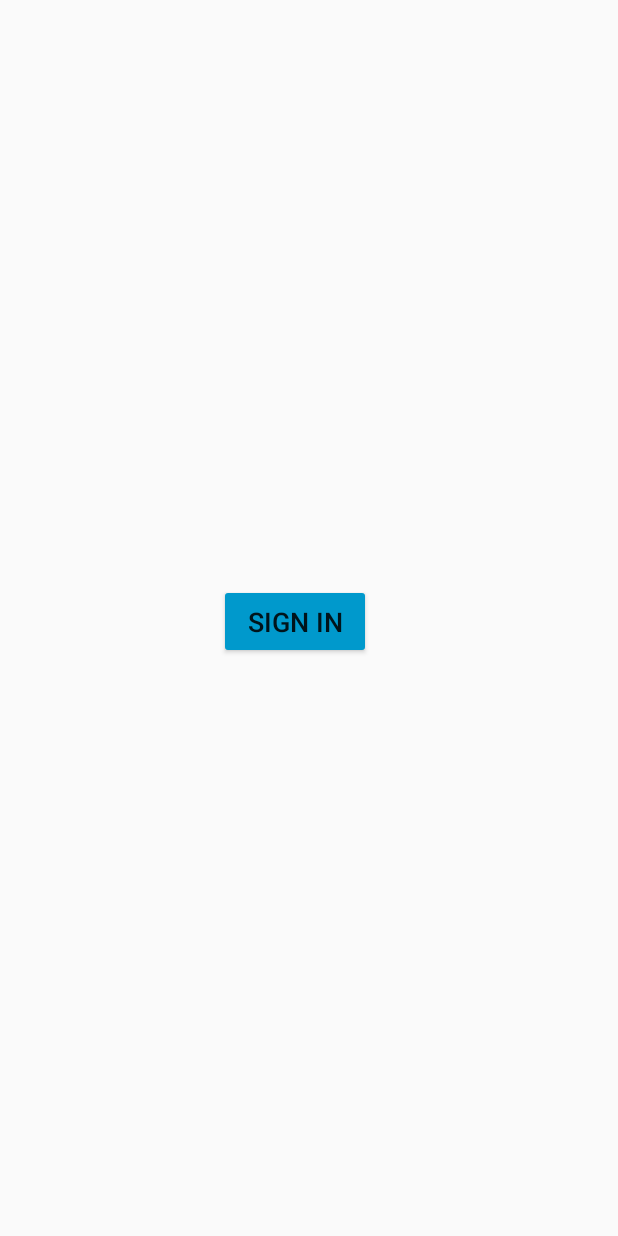
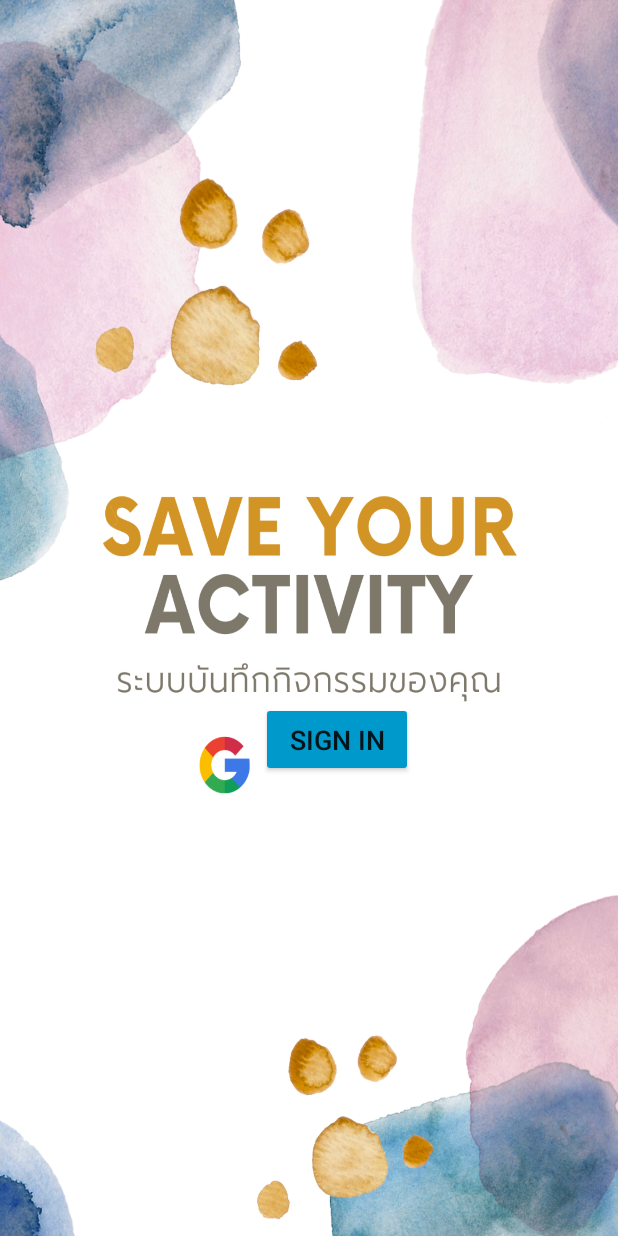
Before and after one commit to CISClassroom/android-group-project-saveyouractivity, an Android app: the screen it shows after launch (MainActivity), on a phone screen of 412 x 824 dp. Run offline under Robolectric (Android 15) with nearby library versions, the phone set to English and light mode, and no system bars; our stand-ins replace Firebase (no records; nobody signed in at launch, a user with empty details on screens opened directly); libraries missing offline, so code that uses them is left out: th.ac.kku.

Commit message:
design home
Co-Authored-By: นายนฤเบศร์  พระโรจน์ <marksolution@users.noreply.github.com>

```diff
--- a/app/build.gradle
+++ b/app/build.gradle
@@ -36,4 +36,5 @@ dependencies {
     testImplementation 'junit:junit:4.12'
     androidTestImplementation 'androidx.test.ext:junit:1.1.1'
     androidTestImplementation 'androidx.test.espresso:espresso-core:3.2.0'
+    implementation 'com.budiyev.android:code-scanner:2.1.0'
 }
--- a/app/src/main/AndroidManifest.xml
+++ b/app/src/main/AndroidManifest.xml
@@ -3,6 +3,7 @@
     package="th.ac.kku.cis.saveyouractivity">
 
     <uses-permission android:name="android.permission.INTERNET" />
+    <uses-permission android:name="android.permission.CAMERA" />
 
     <application
         android:allowBackup="true"
@@ -11,7 +12,10 @@
         android:roundIcon="@mipmap/ic_launcher_round"
         android:supportsRtl="true"
         android:theme="@style/AppTheme">
-        <activity android:name=".ShowActivity"></activity>
+        <activity android:name=".TScan">
+
+        </activity>
+        <activity android:name=".ShowActivity" />
         <activity android:name=".AddActivity" />
         <activity android:name=".Menu" />
         <activity android:name=".MainActivity">
--- a/app/src/main/res/layout/activity_main.xml
+++ b/app/src/main/res/layout/activity_main.xml
@@ -4,21 +4,21 @@
     xmlns:tools="http://schemas.android.com/tools"
     android:layout_width="match_parent"
     android:layout_height="match_parent"
-    tools:context=".MainActivity" >
+    android:background="@drawable/pok"
+    tools:context=".MainActivity">
 
     <Button
         android:id="@+id/sign_in"
         android:layout_width="101dp"
         android:layout_height="50dp"
-        android:layout_marginTop="389dp"
-        android:layout_marginBottom="220dp"
+        android:layout_marginTop="385dp"
+        android:layout_marginBottom="224dp"
         android:backgroundTint="@android:color/holo_blue_dark"
         android:text="sign in"
         android:textSize="18sp"
         app:layout_constraintBottom_toBottomOf="parent"
         app:layout_constraintEnd_toEndOf="parent"
-        app:layout_constraintHorizontal_bias="0.47"
+        app:layout_constraintHorizontal_bias="0.561"
         app:layout_constraintStart_toStartOf="parent"
-        app:layout_constraintTop_toTopOf="parent"
-        app:layout_constraintVertical_bias="0.0" />
+        app:layout_constraintTop_toTopOf="parent" />
 </androidx.constraintlayout.widget.ConstraintLayout>
```
Also changed, not shown: app/src/main/java/th/ac/kku/cis/saveyouractivity/TScan.kt (added, +58 -0 lines), app/src/main/res/layout/activity_t_scan.xml (added, +24 -0 lines), app/src/main/res/drawable/pok.png (added).
